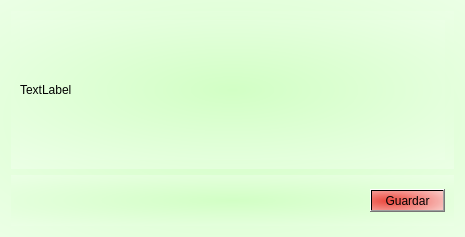
JA-Camacho/Qt-Sistema-de-Votacion, file certificado.ui: the form before one commit.
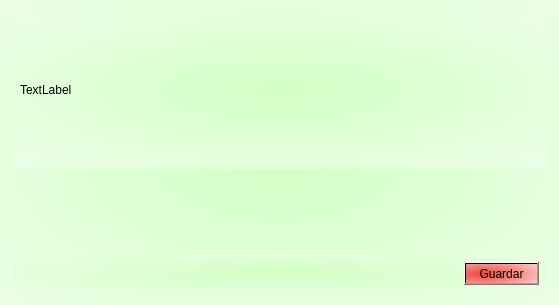
The form after the commit.

Commit message: Guardar el Certificado

Patch:
```diff
--- a/certificado.ui
+++ b/certificado.ui
@@ -9,20 +9,20 @@
    <rect>
     <x>0</x>
     <y>0</y>
-    <width>465</width>
-    <height>237</height>
+    <width>559</width>
+    <height>305</height>
    </rect>
   </property>
   <property name="minimumSize">
    <size>
-    <width>465</width>
-    <height>237</height>
+    <width>500</width>
+    <height>300</height>
    </size>
   </property>
   <property name="maximumSize">
    <size>
-    <width>465</width>
-    <height>237</height>
+    <width>16777215</width>
+    <height>16777215</height>
    </size>
   </property>
   <property name="windowTitle">
@@ -40,7 +40,7 @@
        <widget class="QLabel" name="outCertificado">
         <property name="minimumSize">
          <size>
-          <width>350</width>
+          <width>523</width>
           <height>140</height>
          </size>
         </property>
@@ -52,6 +52,19 @@
      </layout>
     </widget>
    </item>
+   <item>
+    <spacer name="verticalSpacer">
+     <property name="orientation">
+      <enum>Qt::Vertical</enum>
+     </property>
+     <property name="sizeHint" stdset="0">
+      <size>
+       <width>20</width>
+       <height>40</height>
+      </size>
+     </property>
+    </spacer>
+   </item>
    <item>
     <widget class="QWidget" name="widget" native="true">
      <layout class="QHBoxLayout" name="horizontalLayout">
```
The commit also changes 9 other files.
